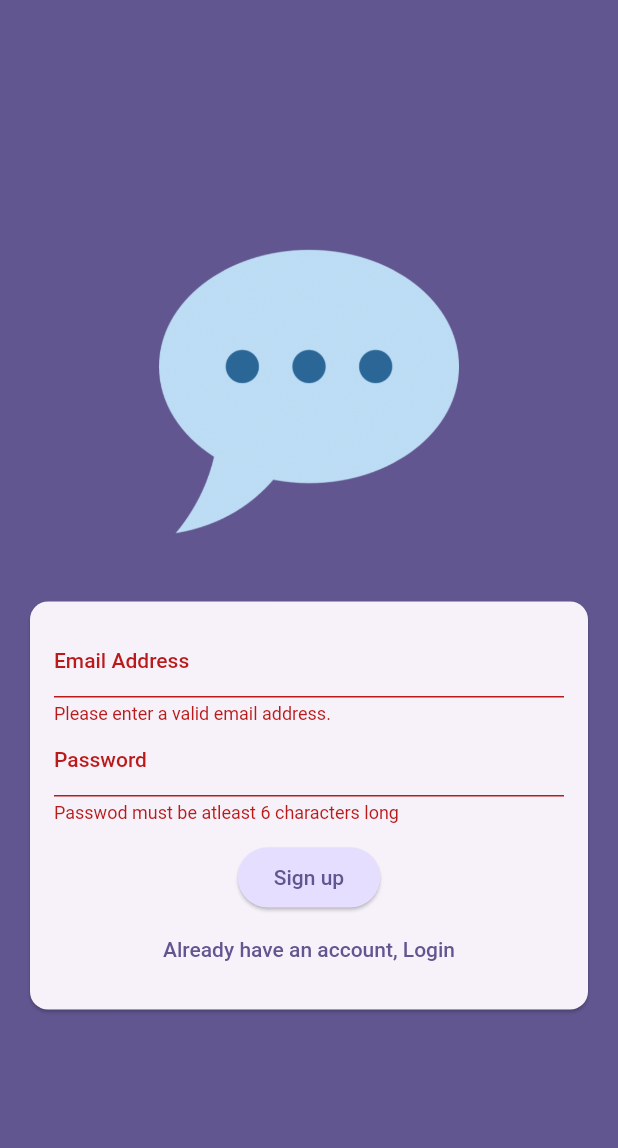
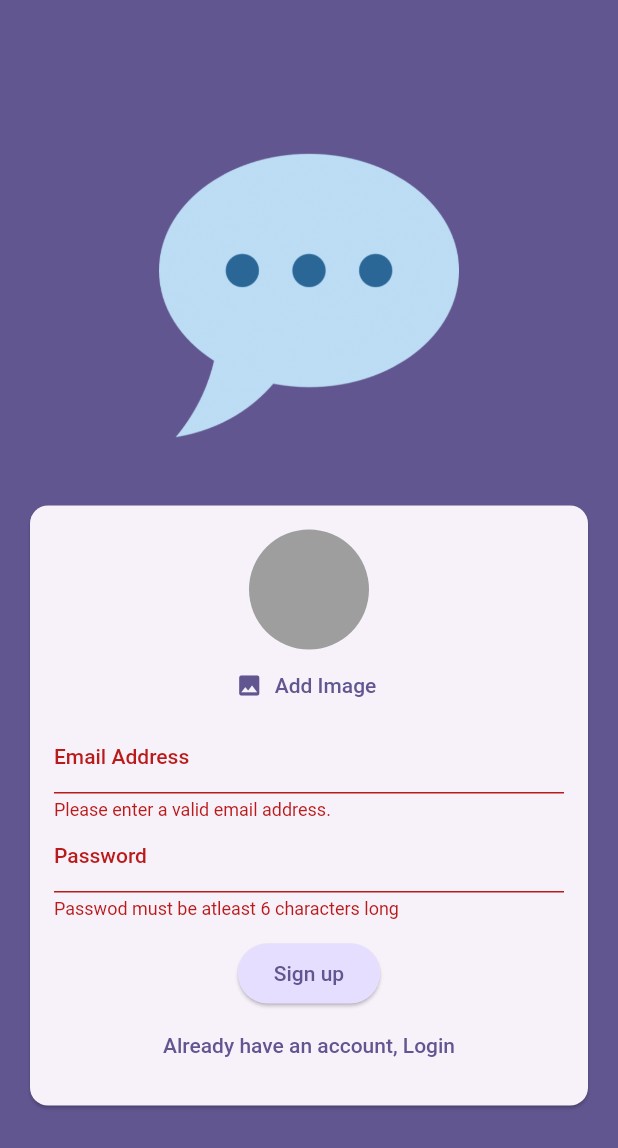
Before and after one commit to mihirsingh3838/chat_app, a Flutter app: the screen it shows after launch, after a tap on "Login", after a tap on "Create an account", on a phone screen of 412 x 824 dp. Shown: the top 1148 px of the screen. Run offline on Flutter 3.47's test engine with Material 2 defaults, Android fonts, the phone set to English and light mode, and no system bars; our stand-ins replace firebase_auth, firebase_core, firebase_storage, image_picker; accounts and stored records are empty.

Commit message:
Image handling completed

```diff
--- a/lib/screens/auth.dart
+++ b/lib/screens/auth.dart
@@ -1,10 +1,15 @@
+import 'dart:io';
+import 'package:chat_app/widgets/user_image_picker.dart';
+import 'package:firebase_storage/firebase_storage.dart';
 import 'package:flutter/material.dart';
 import 'package:firebase_auth/firebase_auth.dart';
 
 final _firebase = FirebaseAuth.instance;
 
 class AuthScreen extends StatefulWidget {
-  const AuthScreen({super.key});
+  const AuthScreen({
+    super.key,
+  });
 
   @override
   State<AuthScreen> createState() => _AuthScreenState();
@@ -15,23 +20,36 @@ class _AuthScreenState extends State<AuthScreen> {
   var _isLogin = true;
   var _enteredEmail = '';
   var _enteredPassword = '';
+  File? _selectedImage;
+  var _isAuthenticating = false;
 
   void _submit() async {
     final isValid = _form.currentState!.validate();
 
-    if (!isValid) {
+    if (!isValid || !_isLogin && _selectedImage == null) {
       return;
     }
 
     _form.currentState!.save();
 
     try {
+      setState(() {
+        _isAuthenticating = true;
+      });
+
       if (_isLogin) {
         final userCredentials = await _firebase.signInWithEmailAndPassword(
             email: _enteredEmail, password: _enteredPassword);
       } else {
         final userCredentials = await _firebase.createUserWithEmailAndPassword(
             email: _enteredEmail, password: _enteredPassword);
+
+        final storageRef = FirebaseStorage.instance
+            .ref()
+            .child('user_images')
+            .child('${userCredentials.user!.uid}.jpg');
+        await storageRef.putFile(_selectedImage!);
+        await storageRef.getDownloadURL();
       }
     } on FirebaseAuthException catch (error) {
       if (error.code == 'email-already-in use') {
@@ -43,6 +61,9 @@ class _AuthScreenState extends State<AuthScreen> {
           content: Text(error.message ?? 'Authentication failed'),
         ),
       );
+      setState(() {
+        _isAuthenticating = false;
+      });
     }
   }
 
@@ -75,6 +96,12 @@ class _AuthScreenState extends State<AuthScreen> {
                       child: Column(
                         mainAxisSize: MainAxisSize.min,
                         children: [
+                          if (!_isLogin)
+                            UserImagePicker(
+                              onPickImage: (pickedImage) {
+                                _selectedImage = pickedImage;
+                              },
+                            ),
                           TextFormField(
                             decoration: const InputDecoration(
                               labelText: 'Email Address',
@@ -113,6 +140,9 @@ class _AuthScreenState extends State<AuthScreen> {
                           const SizedBox(
                             height: 12,
                           ),
+                          if (_isAuthenticating)
+                            const CircularProgressIndicator(),
+                          if (!_isAuthenticating)
                             ElevatedButton(
                               onPressed: _submit,
                               style: ElevatedButton.styleFrom(
@@ -121,15 +151,18 @@ class _AuthScreenState extends State<AuthScreen> {
                                       .primaryContainer),
                               child: Text(_isLogin ? 'Login' : 'Sign up'),
                             ),
+                          if (!_isAuthenticating)
                             TextButton(
                               onPressed: () {
                                 setState(() {
                                   _isLogin = !_isLogin;
                                 });
                               },
-                            child: Text(_isLogin
+                              child: Text(
+                                _isLogin
                                     ? 'Create an account'
-                                : 'Already have an account, Login'),
+                                    : 'Already have an account, Login',
+                              ),
                             ),
                         ],
                       ),
--- /dev/null
+++ b/lib/widgets/user_image_picker.dart
@@ -0,0 +1,57 @@
+import 'dart:io';
+
+import 'package:flutter/material.dart';
+import 'package:image_picker/image_picker.dart';
+
+class UserImagePicker extends StatefulWidget {
+  const UserImagePicker({super.key, required this.onPickImage});
+
+  final void Function(File pickedImage) onPickImage;
+
+  @override
+  State<UserImagePicker> createState() => _UserImagePickerState();
+}
+
+class _UserImagePickerState extends State<UserImagePicker> {
+  File? _pickedImageFile;
+
+  void _pickImage() async {
+    final pickedImage = await ImagePicker().pickImage(
+      source: ImageSource.camera,
+      imageQuality: 50,
+      maxWidth: 150,
+    );
+
+    if (pickedImage == null) {
+      return;
+    }
+
+    setState(() {
+      _pickedImageFile = File(pickedImage.path);
+    });
+
+    widget.onPickImage(_pickedImageFile!);
+  }
+
+  @override
+  Widget build(BuildContext context) {
+    return Column(
+      children: [
+        CircleAvatar(
+          radius: 40,
+          backgroundColor: Colors.grey,
+          foregroundImage:
+              _pickedImageFile != null ? FileImage(_pickedImageFile!) : null,
+        ),
+        TextButton.icon(
+          onPressed: _pickImage,
+          icon: const Icon(Icons.image),
+          label: Text(
+            'Add Image',
+            style: TextStyle(color: Theme.of(context).colorScheme.primary),
+          ),
+        ),
+      ],
+    );
+  }
+}
```
Lines whose indentation alone changed are shown as unchanged.
